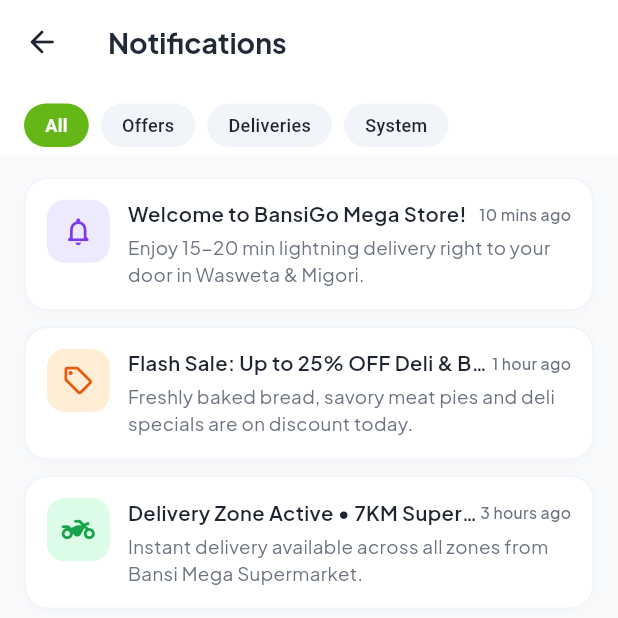
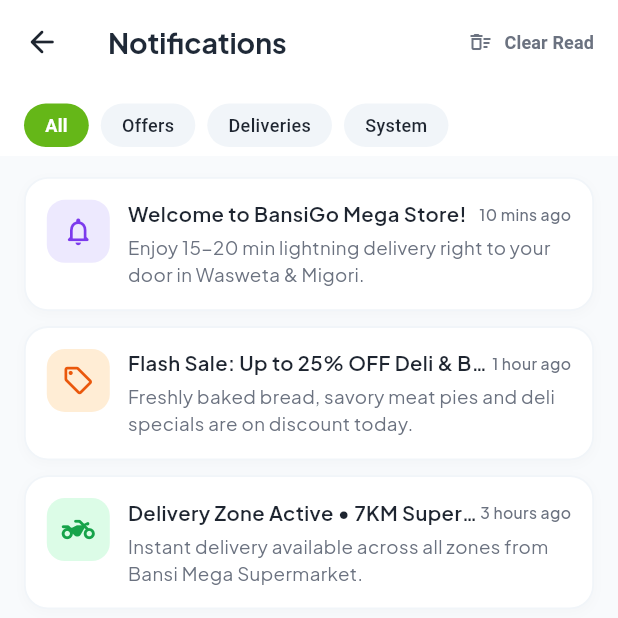
Before and after one commit to KiseraTimon/bansigo_customer, a Flutter app: the NotificationsScreen screen opened directly, after a tap on "Mark All Read", on a phone screen of 412 x 824 dp, the top half of it. Run offline on Flutter 3.47's test engine with Material 3 defaults, Android fonts, the phone set to English and light mode, and no system bars; our stand-ins replace flutter_map, geolocator, google_fonts, google_sign_in, latlong2, shared_preferences; accounts and stored records are empty; statements that could not run were skipped.

Commit message:
feat: create app notifications service

```diff
--- a/lib/features/notifications/models/notification_model.dart
+++ b/lib/features/notifications/models/notification_model.dart
@@ -34,6 +34,19 @@ class NotificationModel {
       actionType: json['action_type']?.toString(),
       actionPayload: json['action_payload']?.toString(),
     );
+  }
+
+  Map<String, dynamic> toJson() {
+    return {
+      'id': id,
+      'title': title,
+      'message': message,
+      'type': type,
+      'created_at': createdAt,
+      'is_read': isRead,
+      'action_type': actionType,
+      'action_payload': actionPayload,
+    };
   }
 
   IconData get icon {
--- a/lib/features/notifications/providers/notification_provider.dart
+++ b/lib/features/notifications/providers/notification_provider.dart
@@ -12,7 +12,7 @@ class NotificationProvider with ChangeNotifier {
   String _activeFilter = 'all';
 
   NotificationProvider(this._service) {
-    loadNotifications();
+    _initAndLoad();
   }
 
   List<NotificationModel> get notifications => _notifications;
@@ -20,6 +20,12 @@ class NotificationProvider with ChangeNotifier {
   String get activeFilter => _activeFilter;
 
   int get unreadCount => _notifications.where((n) => !n.isRead).length;
+
+  Future<void> _initAndLoad() async {
+    _notifications = await _service.getCachedNotifications(filterType: _activeFilter);
+    notifyListeners();
+    await loadNotifications();
+  }
 
   Future<void> loadNotifications({String? filterType}) async {
     _isLoading = true;
@@ -30,7 +36,7 @@ class NotificationProvider with ChangeNotifier {
       final items = await _service.getNotifications(filterType: _activeFilter);
       _notifications = items;
     } catch (_) {
-      // Fallbacks kept
+      // Cached/fallback notifications kept
     } finally {
       _isLoading = false;
       notifyListeners();
@@ -42,6 +48,9 @@ class NotificationProvider with ChangeNotifier {
     if (index != -1 && !_notifications[index].isRead) {
       _notifications[index] = _notifications[index].copyWith(isRead: true);
       notifyListeners();
+      if (_activeFilter == 'all') {
+        await _service.saveCachedNotifications(_notifications);
+      }
       await _service.markAsRead(id);
     }
   }
@@ -49,7 +58,35 @@ class NotificationProvider with ChangeNotifier {
   Future<void> markAllAsRead() async {
     _notifications = _notifications.map((n) => n.copyWith(isRead: true)).toList();
     notifyListeners();
+    if (_activeFilter == 'all') {
+      await _service.saveCachedNotifications(_notifications);
+    }
     await _service.markAllAsRead();
+  }
+
+  Future<void> deleteNotification(String id) async {
+    _notifications.removeWhere((n) => n.id == id);
+    notifyListeners();
+    if (_activeFilter == 'all') {
+      await _service.saveCachedNotifications(_notifications);
+    }
+    await _service.deleteNotification(id);
+  }
+
+  Future<void> clearReadNotifications() async {
+    _notifications.removeWhere((n) => n.isRead);
+    notifyListeners();
+    if (_activeFilter == 'all') {
+      await _service.saveCachedNotifications(_notifications);
+    }
+    await _service.clearReadNotifications();
+  }
+
+  Future<void> resetOnLogout() async {
+    await _service.clearCache();
+    _notifications = List.from(NotificationService.defaultNotifications);
+    _activeFilter = 'all';
+    notifyListeners();
   }
 
   void setFilter(String filter) {
--- a/lib/features/notifications/screens/notifications_screen.dart
+++ b/lib/features/notifications/screens/notifications_screen.dart
@@ -8,6 +8,7 @@ import '../../../core/theme/app_text_styles.dart';
 import '../models/notification_model.dart';
 import '../providers/notification_provider.dart';
 
+import '../../../shared/widgets/app_toast.dart';
 class NotificationsScreen extends StatelessWidget {
   const NotificationsScreen({super.key});
 
@@ -43,6 +44,19 @@ class NotificationsScreen extends StatelessWidget {
                   color: AppColors.primary,
                   fontSize: 12,
                   fontWeight: FontWeight.w700,
+                ),
+              ),
+            )
+          else if (notifications.any((n) => n.isRead))
+            TextButton.icon(
+              onPressed: () => notificationProvider.clearReadNotifications(),
+              icon: const Icon(Icons.delete_sweep_outlined, size: 16, color: AppColors.textSecondary),
+              label: const Text(
+                'Clear Read',
+                style: TextStyle(
+                  color: AppColors.textSecondary,
+                  fontSize: 12,
+                  fontWeight: FontWeight.w600,
                 ),
               ),
             ),
@@ -121,16 +135,23 @@ class NotificationsScreen extends StatelessWidget {
     NotificationModel item,
     NotificationProvider provider,
   ) {
-    return InkWell(
+    return Dismissible(
+      key: ValueKey(item.id),
+      direction: DismissDirection.endToStart,
+      background: Container(
+        alignment: Alignment.centerRight,
+        padding: const EdgeInsets.only(right: 20),
+        decoration: BoxDecoration(
+          color: AppColors.error.withValues(alpha: 0.12),
+          borderRadius: BorderRadius.circular(16),
+        ),
+        child: const Icon(Icons.delete_outline_rounded, color: AppColors.error),
+      ),
+      onDismissed: (_) => provider.deleteNotification(item.id),
+      child: InkWell(
       onTap: () {
         provider.markAsRead(item.id);
-        ScaffoldMessenger.of(context).showSnackBar(
-          SnackBar(
-            content: Text(item.title),
-            duration: const Duration(milliseconds: 900),
-            behavior: SnackBarBehavior.floating,
-          ),
-        );
+        AppToast.show(context, item.title, type: AppToastType.info, duration: const Duration(milliseconds: 900));
       },
       borderRadius: BorderRadius.circular(16),
       child: Container(
@@ -217,6 +238,7 @@ class NotificationsScreen extends StatelessWidget {
           ],
         ),
       ),
+      ),
     );
   }
 
--- a/lib/features/notifications/services/notification_service.dart
+++ b/lib/features/notifications/services/notification_service.dart
@@ -1,14 +1,73 @@
 // lib/features/notifications/services/notification_service.dart
+
+import 'dart:convert';
+import 'package:shared_preferences/shared_preferences.dart';
 
 import '../../../core/config/api_endpoints.dart';
 import '../../../core/network/api_client.dart';
+import '../../../core/storage/local_storage.dart';
 import '../../../core/utils/app_logger.dart';
 import '../models/notification_model.dart';
 
 class NotificationService {
+  static const _prefsKey = 'cached_customer_notifications';
   final ApiClient _apiClient;
+  final LocalStorage? _storage;
 
-  NotificationService(this._apiClient);
+  NotificationService(this._apiClient, {LocalStorage? storage}) : _storage = storage;
+
+  Future<List<NotificationModel>> getCachedNotifications({String? filterType}) async {
+    try {
+      String? raw;
+      if (_storage != null) {
+        raw = _storage.getCachedNotificationsJson();
+      } else {
+        final prefs = await SharedPreferences.getInstance();
+        raw = prefs.getString(_prefsKey);
+      }
+      if (raw != null && raw.isNotEmpty) {
+        final decoded = jsonDecode(raw) as List<dynamic>;
+        var list = decoded
+            .map((e) => NotificationModel.fromJson(e as Map<String, dynamic>))
+            .toList();
+        if (filterType != null && filterType != 'all') {
+          list = list.where((n) => n.type == filterType).toList();
+        }
+        return list;
+      }
+    } catch (e) {
+      AppLogger.w('Failed to read cached notifications: $e');
+    }
+    if (filterType != null && filterType != 'all') {
+      return defaultNotifications.where((n) => n.type == filterType).toList();
+    }
+    return List.from(defaultNotifications);
+  }
+
+  Future<void> saveCachedNotifications(List<NotificationModel> items) async {
+    try {
+      final encoded = jsonEncode(items.map((e) => e.toJson()).toList());
+      if (_storage != null) {
+        await _storage.saveCachedNotificationsJson(encoded);
+      } else {
+        final prefs = await SharedPreferences.getInstance();
+        await prefs.setString(_prefsKey, encoded);
+      }
+    } catch (e) {
+      AppLogger.w('Failed to persist cached notifications: $e');
+    }
+  }
+
+  Future<void> clearCache() async {
+    try {
+      if (_storage != null) {
+        await _storage.clearCachedNotifications();
+      } else {
+        final prefs = await SharedPreferences.getInstance();
+        await prefs.remove(_prefsKey);
+      }
+    } catch (_) {}
+  }
 
   Future<List<NotificationModel>> getNotifications({String? filterType}) async {
     try {
@@ -24,12 +83,15 @@ class NotificationService {
         final list = rawItems
             .map((item) => NotificationModel.fromJson(item as Map<String, dynamic>))
             .toList();
+        if (filterType == null || filterType == 'all') {
+          await saveCachedNotifications(list);
+        }
         return list;
       }
     } catch (e) {
       AppLogger.w('Could not fetch notifications from server: $e');
     }
-    return defaultNotifications;
+    return getCachedNotifications(filterType: filterType);
   }
 
   Future<bool> markAsRead(String id) async {
@@ -48,6 +110,26 @@ class NotificationService {
       return true;
     } catch (e) {
       AppLogger.w('Could not mark all notifications as read: $e');
+      return false;
+    }
+  }
+
+  Future<bool> deleteNotification(String id) async {
+    try {
+      await _apiClient.delete(ApiEndpoints.notificationDelete(id));
+      return true;
+    } catch (e) {
+      AppLogger.w('Could not delete notification: $e');
+      return false;
+    }
+  }
+
+  Future<bool> clearReadNotifications() async {
+    try {
+      await _apiClient.delete(ApiEndpoints.notificationsClearRead);
+      return true;
+    } catch (e) {
+      AppLogger.w('Could not clear read notifications: $e');
       return false;
     }
   }
```
